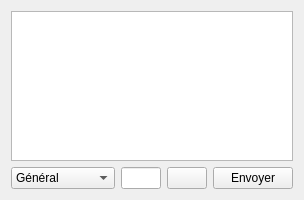
Above: BotDofus/src/gui/main/forms/consoleform.ui from josuesavy/BotDofus before the change. Below: the same form after it.
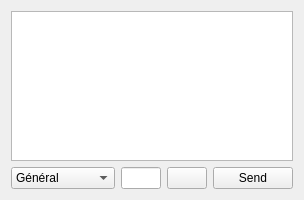
That is the form after the change. Icons and pictures are not drawn.

What changed in the file:
```diff
--- a/BotDofus/src/gui/main/forms/consoleform.ui
+++ b/BotDofus/src/gui/main/forms/consoleform.ui
@@ -95,7 +95,7 @@
    <item row="1" column="3">
     <widget class="QPushButton" name="pushButtonSend">
      <property name="text">
-      <string>Envoyer</string>
+      <string>Send</string>
      </property>
      <property name="icon">
       <iconset resource="../../../../res/resources.qrc">
```
